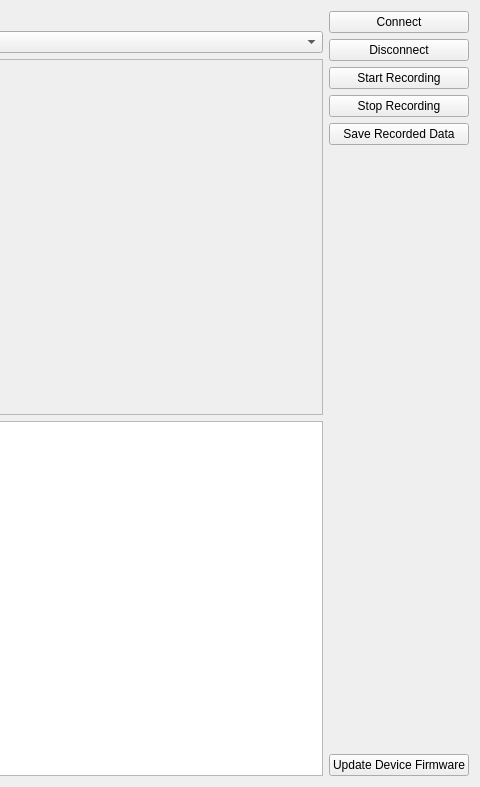
Qt form cansharkgui/FormMainWindow.ui (DieselDemi/CAN-Shark) before a commit; both pictures show x 476 to 956 and y 0 to 787 of the 956 by 787 pixel window.
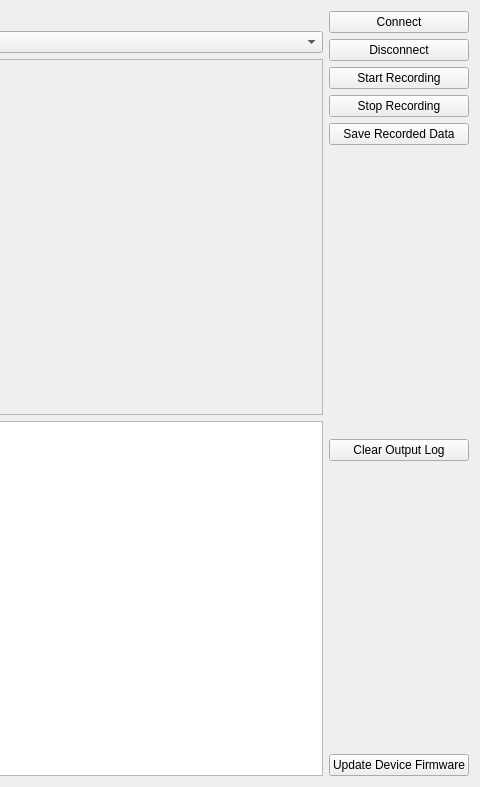
The same form after that commit.

What changed in the file:
```diff
--- a/cansharkgui/FormMainWindow.ui
+++ b/cansharkgui/FormMainWindow.ui
@@ -94,6 +94,26 @@
        </property>
       </widget>
      </item>
+     <item>
+      <spacer name="verticalSpacer_2">
+       <property name="orientation">
+        <enum>Qt::Vertical</enum>
+       </property>
+       <property name="sizeHint" stdset="0">
+        <size>
+         <width>20</width>
+         <height>40</height>
+        </size>
+       </property>
+      </spacer>
+     </item>
+     <item>
+      <widget class="QPushButton" name="clearOutputLogButton">
+       <property name="text">
+        <string>Clear Output Log</string>
+       </property>
+      </widget>
+     </item>
      <item>
       <spacer name="verticalSpacer">
        <property name="orientation">
```
Left out of the diff: 10 changed lines with no effect on the pictures.
